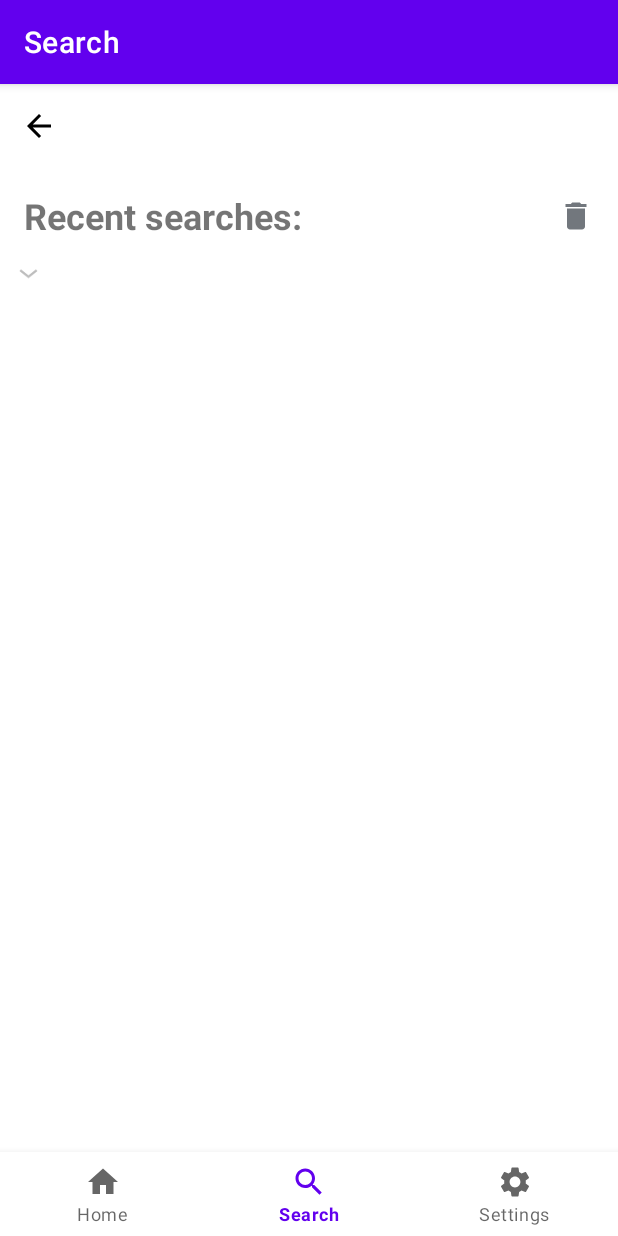
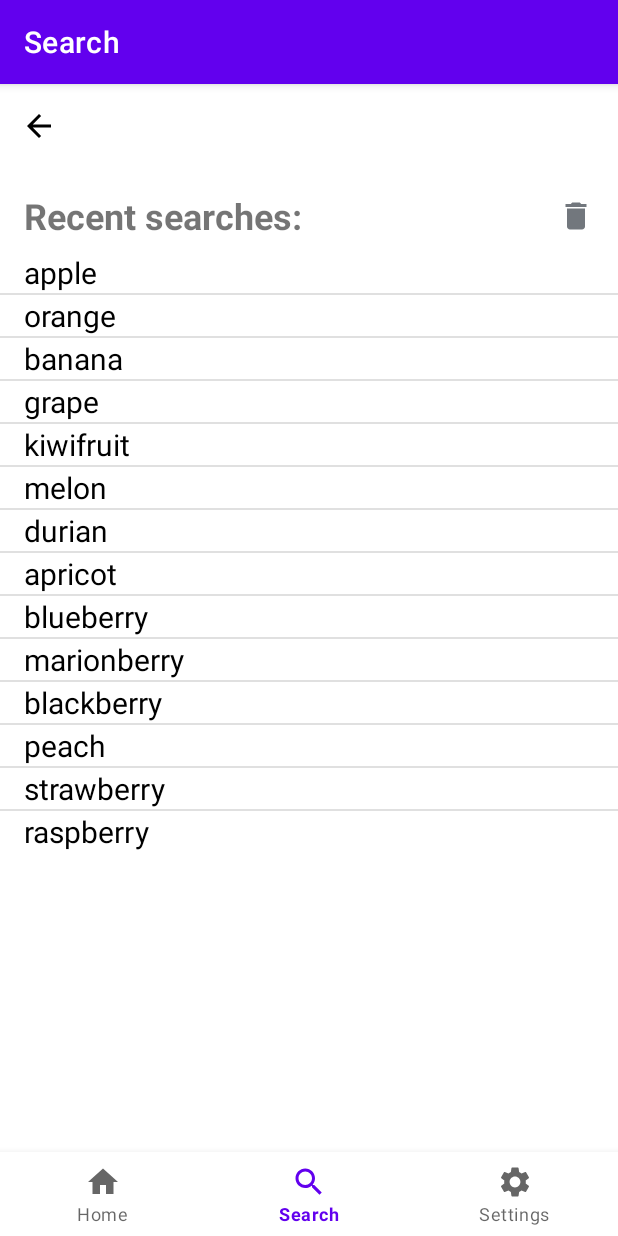
Before and after one commit to jimandreas/SearchViewBottomNav, an Android app: the SearchFragment screen opened through its navigation route, on a phone screen of 412 x 824 dp. Run offline under Robolectric (Android 15) with nearby library versions, the phone set to English and light mode, and no system bars; our stand-ins replace Timber, navigation-ui.

```diff
--- a/app/src/main/java/com/example/searchviewbottomnav/ui/search/RecentSearchesFragment.kt
+++ b/app/src/main/java/com/example/searchviewbottomnav/ui/search/RecentSearchesFragment.kt
@@ -1,21 +1,20 @@
 package com.example.searchviewbottomnav.ui.search
 
 import android.content.Context
+import android.database.DataSetObserver
 import android.os.Bundle
 import android.view.LayoutInflater
 import android.view.View
 import android.view.ViewGroup
-import android.widget.BaseExpandableListAdapter
-import android.widget.ExpandableListView
-import android.widget.FrameLayout
-import android.widget.TextView
+import android.widget.*
 import androidx.fragment.app.Fragment
 import com.example.searchviewbottomnav.R
 
 class RecentSearchesFragment : Fragment() {
 
     private lateinit var recentSearchesContainer : FrameLayout
-    private lateinit var recentSearchesList : ExpandableListView
+//    private lateinit var recentSearchesList : ExpandableListView
+    private lateinit var recentSearchesList : ListView
     private lateinit var localContext: Context
 
     private val wiredList   = mutableListOf(
@@ -54,13 +53,72 @@ class RecentSearchesFragment : Fragment() {
 
     override fun onActivityCreated(savedInstanceState: Bundle?) {
         super.onActivityCreated(savedInstanceState)
-        val adapter = RecentSearchesAdapter(localContext, ArrayList(wiredList))
-        recentSearchesList.setAdapter(adapter)
+        //val adapter = RecentSearchesAdapter(localContext, ArrayList(wiredList))
+        val adapter = RecentSearchesSimpleListAdapter(localContext, ArrayList(wiredList))
+        recentSearchesList.adapter = adapter
 
     }
     // magic layout inflater invocation:
     // val layoutInflater = context!!.getSystemService(Context.LAYOUT_INFLATER_SERVICE) as LayoutInflater
 
+    class RecentSearchesSimpleListAdapter(private val context: Context, private val someList: ArrayList<String>)
+        : ListAdapter {
+
+        override fun getCount(): Int {
+            return someList.size
+        }
+
+        override fun getItem(position: Int): Any {
+            return someList[position]
+        }
+
+        override fun getItemId(position: Int): Long {
+            return 0
+        }
+
+        override fun getView(position: Int, convertView: View?, parent: ViewGroup?): View {
+            var newView = convertView
+            if (newView == null) {
+                val layoutInflater = context.getSystemService(Context.LAYOUT_INFLATER_SERVICE) as LayoutInflater
+                newView = layoutInflater.inflate(R.layout.item_search_recent, null)
+            }
+            (newView as TextView).text = someList[position]
+            return newView
+        }
+
+        override fun getItemViewType(position: Int): Int {
+            return 0
+        }
+
+        override fun getViewTypeCount(): Int {
+            return 1
+        }
+
+        override fun isEmpty(): Boolean {
+            return someList.isEmpty()
+        }
+
+        override fun registerDataSetObserver(observer: DataSetObserver?) {
+
+        }
+
+        override fun unregisterDataSetObserver(observer: DataSetObserver?) {
+
+        }
+        override fun hasStableIds(): Boolean {
+            return(true)
+        }
+
+        override fun isEnabled(position: Int): Boolean {
+            return(true)
+        }
+
+        override fun areAllItemsEnabled(): Boolean {
+            return(true)
+        }
+
+
+    }
     class RecentSearchesAdapter(val context: Context, val someList: ArrayList<String>)
         : BaseExpandableListAdapter() {
         override fun getGroupCount(): Int {
--- a/app/src/main/java/com/example/searchviewbottomnav/ui/search/SearchFragment.kt
+++ b/app/src/main/java/com/example/searchviewbottomnav/ui/search/SearchFragment.kt
@@ -4,20 +4,24 @@ import android.os.Bundle
 import android.view.LayoutInflater
 import android.view.View
 import android.view.ViewGroup
+import androidx.appcompat.widget.SearchView
 import androidx.fragment.app.Fragment
 import com.example.searchviewbottomnav.R
+import timber.log.Timber
 
 class SearchFragment : Fragment() , RecentSearchesFragment.Callback {
 
     private lateinit var searchViewModel: SearchViewModel
     private var recentSearchesFragment: RecentSearchesFragment? = null
     private var searchResultsFragment: SearchResultsFragment? = null
+    private var searchView : SearchView? = null
     private lateinit var toolbar : androidx.appcompat.widget.Toolbar
 
     override fun onCreateView(inflater: LayoutInflater, container: ViewGroup?, savedInstanceState: Bundle?): View? {
 
         val root = inflater.inflate(R.layout.fragment_search, container, false)
         toolbar = root.findViewById(R.id.search_toolbar)
+        searchView = root.findViewById(R.id.search_view_in_fragment_search)
         val childFragmentManager = childFragmentManager
         recentSearchesFragment = childFragmentManager.findFragmentById(
                 R.id.search_panel_recent) as RecentSearchesFragment?
@@ -28,8 +32,23 @@ class SearchFragment : Fragment() , RecentSearchesFragment.Callback {
 
 
         //initSearchView()
+        searchView!!.setOnQueryTextListener(searchQueryListener)
 
         return root
+    }
+
+    private val searchQueryListener: SearchView.OnQueryTextListener = object : SearchView.OnQueryTextListener {
+        override fun onQueryTextSubmit(queryText: String): Boolean {
+            Timber.v("Submit text: $queryText")
+            return true
+        }
+
+        override fun onQueryTextChange(queryText: String): Boolean {
+//            searchView.setCloseButtonVisibility(queryText)
+            val searchString = queryText.trim { it <= ' ' }
+            Timber.v("Query text chaange: $searchString")
+            return true
+        }
     }
 
     override fun onStart() {
--- a/app/src/main/res/layout/fragment_search.xml
+++ b/app/src/main/res/layout/fragment_search.xml
@@ -33,8 +33,8 @@
                 android:layout_gravity="center_vertical"
                 android:gravity="center_vertical">
 
-            <SearchView
-                android:id="@+id/search_cab_view"
+                <androidx.appcompat.widget.SearchView
+                    android:id="@+id/search_view_in_fragment_search"
                     android:layout_width="0dp"
                     android:layout_height="match_parent"
                     android:layout_marginStart="-16dp"
--- a/app/src/main/res/layout/fragment_search_recent.xml
+++ b/app/src/main/res/layout/fragment_search_recent.xml
@@ -65,20 +65,23 @@
                 android:id="@+id/recent_searches_delete_button"
                 android:layout_width="24dp"
                 android:layout_height="24dp"
+                android:layout_gravity="end|center_vertical"
                 android:layout_marginEnd="16dp"
-                android:layout_gravity="end|center_vertical"
                 android:clickable="true"
                 android:contentDescription="@string/menu_clear_all_history"
                 android:focusable="true"
                 android:foreground="?attr/actionBarItemBackground"
                 android:longClickable="true"
                 android:scaleType="centerInside"
-                app:tint="@color/base30"
-                app:srcCompat="@drawable/ic_delete_white_24px" />
+                app:srcCompat="@drawable/ic_delete_white_24px"
+                app:tint="@color/base30" />
 
         </FrameLayout>
 
-        <ExpandableListView
+<!--        works - now trying simple list view-->
+        <!--        <ExpandableListView-->
+
+        <ListView
             android:id="@+id/recent_searches_list"
             android:layout_width="match_parent"
             android:layout_height="wrap_content"
```
Lines whose indentation alone changed are shown as unchanged.
